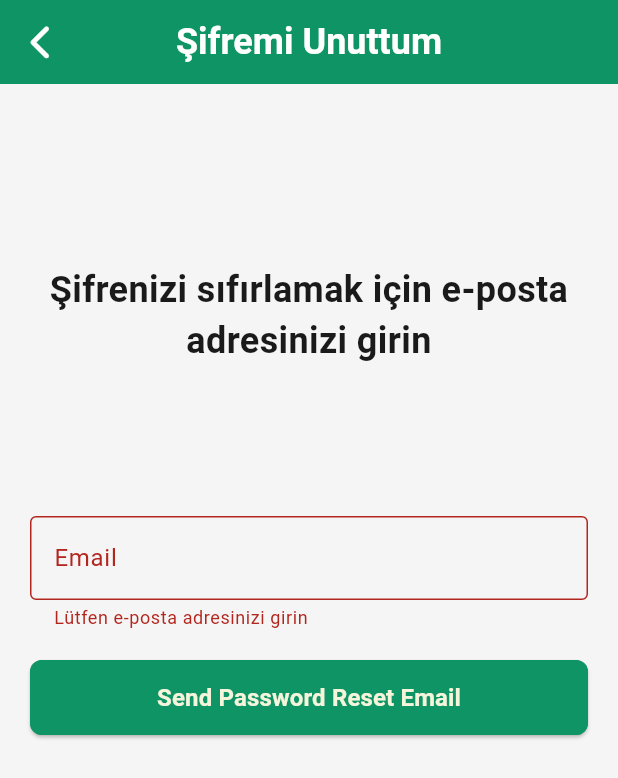
After one commit to yunusyavuz16/mescidgo, a Flutter app: the ForgotPasswordScreen screen opened directly, after a tap on "Send Password Reset Email", on a phone screen of 412 x 824 dp. The commit adds this screen. Shown: the top 778 px of the screen. Run offline on Flutter 3.47's test engine with Material 3 defaults, Android fonts, the phone set to English and light mode, and no system bars; our stand-ins replace firebase_auth, firebase_core, firebase_database, flutter_dotenv, font_awesome_flutter, google_sign_in and 4 more; accounts and stored records are empty; generated files the repository leaves out were written again; network calls fail.

Commit message:
Add Forgot Password screen and link from Email screen

```diff
--- a/lib/features/auth/presentation/screens/email_screen.dart
+++ b/lib/features/auth/presentation/screens/email_screen.dart
@@ -1,6 +1,7 @@
 import 'package:flutter/material.dart';
 import 'package:mescid_go/core/constants/colors.dart';
 import 'package:mescid_go/core/widgets/custom_app_bar.dart';
+import 'package:mescid_go/features/auth/presentation/screens/forgot_password.dart';
 import 'package:mescid_go/features/auth/presentation/viewmodels/email_sign_in_viewmodel.dart';
 import 'package:mescid_go/features/auth/presentation/widgets/custom_button.dart';
 import 'package:mescid_go/features/auth/presentation/widgets/email_form.dart';
@@ -42,6 +43,17 @@ class EmailScreen extends StatelessWidget {
               textColor: AppColors.primaryBeige,
               onPressed: () => _viewModel.signIn(context),
             ),
+            TextButton(
+              onPressed: () {
+                Navigator.of(
+                  context,
+                ).push(MaterialPageRoute(builder: (context) => ForgotPasswordScreen()));
+              },
+              child: const Text(
+                'Forget Password?',
+                style: TextStyle(color: AppColors.primaryGreen),
+              ),
+            ),
           ],
         ),
       ),
--- /dev/null
+++ b/lib/features/auth/presentation/screens/forgot_password.dart
@@ -0,0 +1,107 @@
+import 'package:flutter/material.dart';
+import 'package:firebase_auth/firebase_auth.dart';
+import 'package:mescid_go/core/constants/colors.dart';
+import 'package:mescid_go/core/widgets/custom_app_bar.dart';
+import 'package:mescid_go/features/auth/presentation/widgets/custom_button.dart';
+
+class ForgotPasswordScreen extends StatefulWidget {
+  @override
+  _ForgotPasswordScreenState createState() => _ForgotPasswordScreenState();
+}
+
+class _ForgotPasswordScreenState extends State<ForgotPasswordScreen> {
+  final _emailController = TextEditingController();
+  final _formKey = GlobalKey<FormState>();
+
+  @override
+  void dispose() {
+    _emailController.dispose();
+    super.dispose();
+  }
+
+  Future<void> _resetPassword() async {
+    if (_formKey.currentState!.validate()) {
+      try {
+        await FirebaseAuth.instance.sendPasswordResetEmail(email: _emailController.text);
+        showDialog(
+          context: context,
+          builder: (BuildContext context) {
+        return AlertDialog(
+          title: Text('Email Sent'),
+          content: Text('Password reset email sent'),
+          actions: <Widget>[
+            TextButton(
+          child: Text('Tamam'),
+          onPressed: () {
+            Navigator.of(context).pop(); // Close the dialog
+            Navigator.of(context).pop(); // Navigate back
+          },
+            ),
+          ],
+        );
+          },
+        );
+      } catch (e) {
+        ScaffoldMessenger.of(context).showSnackBar(
+          SnackBar(content: Text('Error: ${e.toString()}')),
+        );
+      }
+    }
+  }
+
+  @override
+  Widget build(BuildContext context) {
+    return Scaffold(
+      backgroundColor: AppColors.nearWhite,
+      appBar: CustomAppBar(
+        title: 'Şifremi Unuttum',
+        showBackButton: true,
+        titleCentered: true,
+      ),
+      body: Padding(
+        padding: const EdgeInsets.all(20.0),
+        child: Form(
+          key: _formKey,
+          child: Column(
+            mainAxisAlignment: MainAxisAlignment.start,
+            crossAxisAlignment: CrossAxisAlignment.center,
+            children: <Widget>[
+              const SizedBox(height: 100),
+              const Text(
+                'Şifrenizi sıfırlamak için e-posta adresinizi girin',
+                textAlign: TextAlign.center,
+                style: TextStyle(
+                  fontSize: 24,
+                  fontWeight: FontWeight.bold,
+                  color: AppColors.nearBlack,
+                ),
+              ),
+              const SizedBox(height: 100),
+              TextFormField(
+                controller: _emailController,
+                decoration: InputDecoration(
+                  labelText: 'Email',
+                  border: OutlineInputBorder(),
+                ),
+                keyboardType: TextInputType.emailAddress,
+                validator: (value) {
+                  if (value == null || value.isEmpty) {
+                    return 'Lütfen e-posta adresinizi girin';
+                  }
+                  return null;
+                },
+              ),
+              const SizedBox(height: 20),
+              CustomButton(
+                text: 'Send Password Reset Email',
+                backgroundColor: AppColors.primaryGreen,
+                textColor: AppColors.primaryBeige,
+                onPressed: _resetPassword,
+              ),
+            ],
+          ),
+        ),
+      ),
+    );
+  }
+}
```
